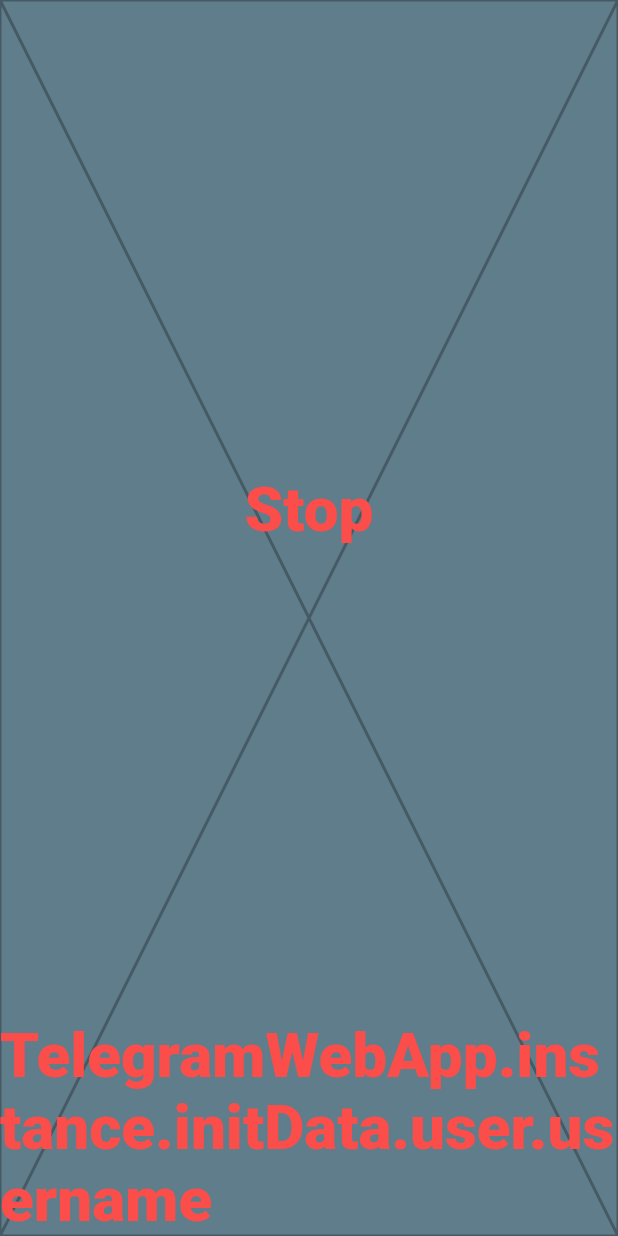
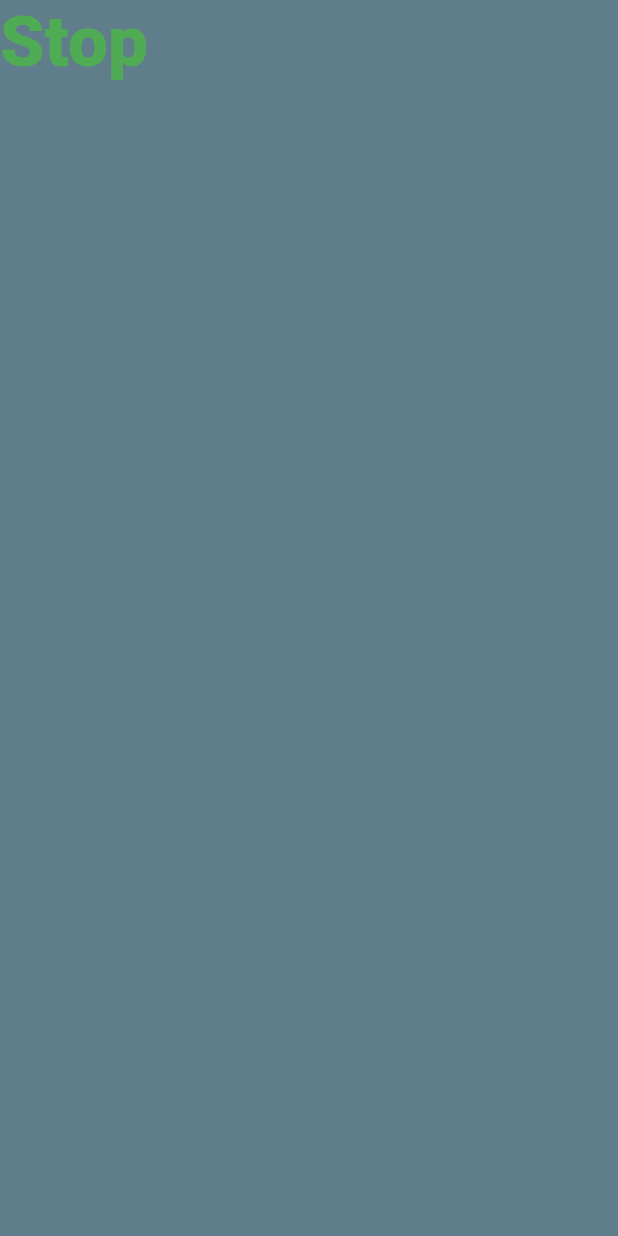
Before and after one commit to hamidjalili59/delivery, a Flutter app: the screen it shows after launch, after a tap on "Stop", on a phone screen of 412 x 824 dp. Run offline on Flutter 3.47's test engine with Material 3 defaults, Android fonts, the light colour scheme and no system bars; our stand-ins replace just_audio; missing offline and left inert: telegram_web_app.

Commit message:
chore: remove usless text and remove place holder

```diff
--- a/lib/main.dart
+++ b/lib/main.dart
@@ -61,9 +61,9 @@
         });
       },
     );
-    TelegramWebApp.instance.mainButton.onClick(
-      () async => await player.play(),
-    );
+    // TelegramWebApp.instance.mainButton.onClick(
+    //   () async => await player.play(),
+    // );
   }
 
   @override
@@ -83,35 +83,26 @@
       extendBody: true,
       body: AnimatedDefaultTextStyle(
         duration: Durations.medium2,
+        curve: Curves.elasticInOut,
         style: TextStyle(
           fontSize: isComplete ? 28 : 48,
-            color: isComplete ? Colors.red : Colors.redAccent,
+          color: isComplete ? Colors.purpleAccent : Colors.green,
           fontWeight: isComplete ? FontWeight.w400 : FontWeight.w900,
         ),
-          child: Placeholder(
-            child: Align(
-              alignment: Alignment.bottomCenter,
         child: Column(
           mainAxisSize: MainAxisSize.min,
+          mainAxisAlignment: MainAxisAlignment.center,
           children: [
-                  Expanded(
-                      child: Center(
-                    child: InkWell(
+            InkWell(
               onTap: () async {
                 await player.setUrl(_musicLink);
                 await player.play();
               },
               child: Text(player.playing ? 'Playing' : 'Stop'),
             ),
-                  )),
-                  Text(
-                    'TelegramWebApp.instance.initData.user.username' ??
-                        'NULL AST',
-                  ),
           ],
         ),
       ),
-          ),
-        ));
+    );
   }
 }
--- a/pubspec.yaml
+++ b/pubspec.yaml
@@ -23,6 +23,7 @@
   cupertino_icons: ^1.0.8
   telegram_web_app: ^0.1.5
   just_audio: ^0.9.40
+  flutter_animate: ^4.5.0
 
 dev_dependencies:
   flutter_test:
```
Also changed, not shown: pubspec.lock. Lines whose indentation alone changed are shown as unchanged.
